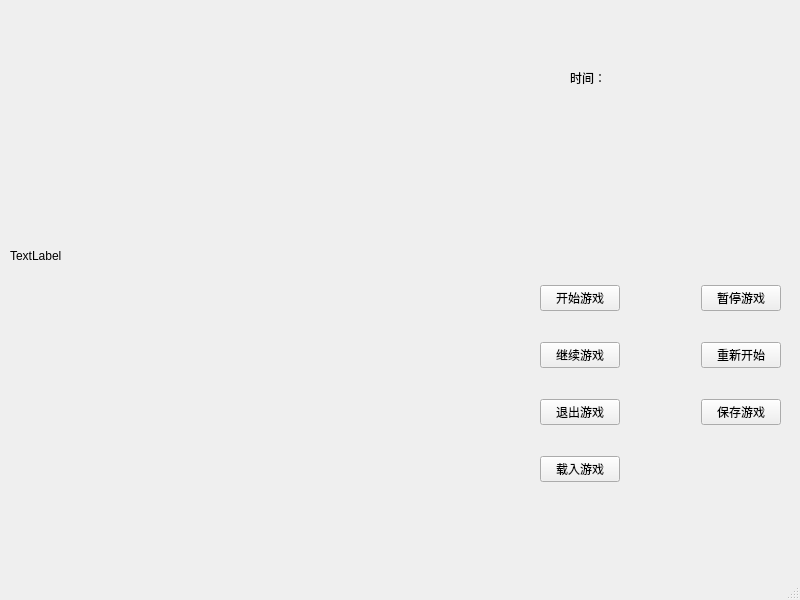
Before: the Qt Designer form mainwindow.ui in Liang08/2020_Qt, drawn with Qt 5.
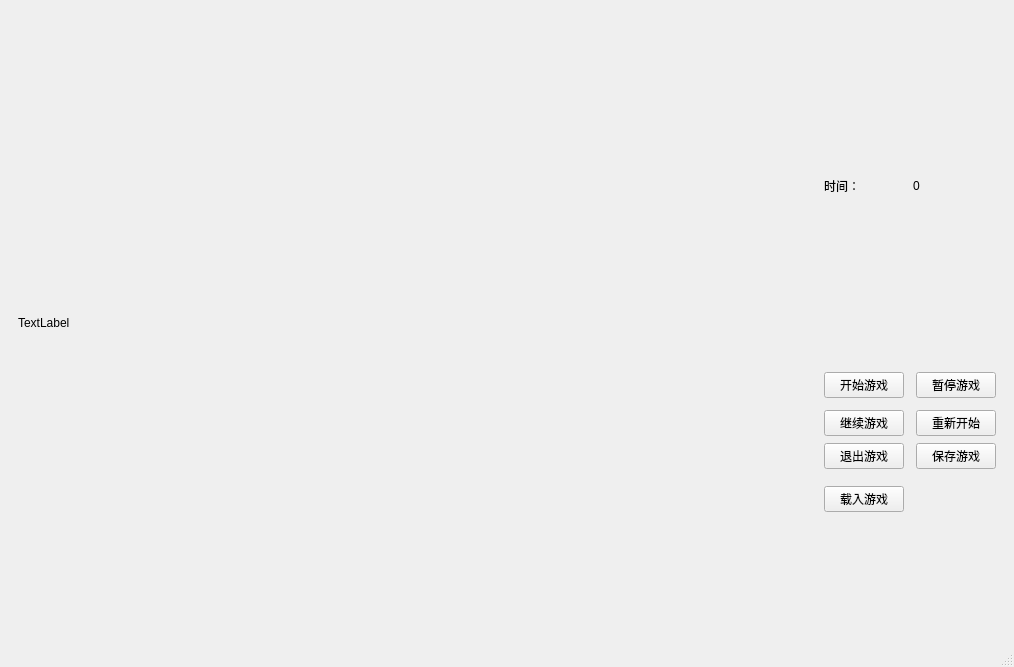
After: the same form once the commit is applied.

What changed in the file:
```diff
--- a/mainwindow.ui
+++ b/mainwindow.ui
@@ -6,32 +6,97 @@
    <rect>
     <x>0</x>
     <y>0</y>
-    <width>800</width>
-    <height>600</height>
+    <width>1014</width>
+    <height>667</height>
    </rect>
   </property>
   <property name="windowTitle">
    <string>MainWindow</string>
   </property>
   <widget class="QWidget" name="centralwidget">
+   <layout class="QGridLayout" name="gridLayout_4">
+    <item row="1" column="1">
+     <widget class="QWidget" name="widget_3" native="true">
+      <layout class="QGridLayout" name="gridLayout_3">
+       <item row="0" column="1">
+        <widget class="QLabel" name="timeLabel">
+         <property name="text">
+          <string>0</string>
+         </property>
+        </widget>
+       </item>
+       <item row="0" column="0">
+        <widget class="QLabel" name="label_2">
+         <property name="text">
+          <string>时间：</string>
+         </property>
+        </widget>
+       </item>
+      </layout>
+     </widget>
+    </item>
+    <item row="2" column="1">
+     <spacer name="verticalSpacer">
+      <property name="orientation">
+       <enum>Qt::Vertical</enum>
+      </property>
+      <property name="sizeHint" stdset="0">
+       <size>
+        <width>20</width>
+        <height>176</height>
+       </size>
+      </property>
+     </spacer>
+    </item>
+    <item row="0" column="0" rowspan="5">
+     <widget class="QWidget" name="widget_2" native="true">
+      <property name="minimumSize">
+       <size>
+        <width>800</width>
+        <height>600</height>
+       </size>
+      </property>
+      <layout class="QGridLayout" name="gridLayout_2">
+       <item row="0" column="0">
+        <widget class="QLabel" name="label">
+         <property name="text">
+          <string>TextLabel</string>
+         </property>
+        </widget>
+       </item>
+      </layout>
+     </widget>
+    </item>
+    <item row="0" column="1">
+     <spacer name="verticalSpacer_3">
+      <property name="orientation">
+       <enum>Qt::Vertical</enum>
+      </property>
+      <property name="sizeHint" stdset="0">
+       <size>
+        <width>20</width>
+        <height>176</height>
+       </size>
+      </property>
+     </spacer>
+    </item>
+    <item row="4" column="1">
+     <spacer name="verticalSpacer_2">
+      <property name="orientation">
+       <enum>Qt::Vertical</enum>
+      </property>
+      <property name="sizeHint" stdset="0">
+       <size>
+        <width>20</width>
+        <height>115</height>
+       </size>
+      </property>
+     </spacer>
+    </item>
+    <item row="3" column="1">
    <widget class="QWidget" name="widget" native="true">
-    <property name="geometry">
-     <rect>
-      <x>540</x>
-      <y>260</y>
-      <width>241</width>
-      <height>251</height>
-     </rect>
-    </property>
     <layout class="QGridLayout" name="gridLayout">
-     <item row="0" column="0">
-      <widget class="QPushButton" name="startButton">
-       <property name="text">
-        <string>开始游戏</string>
-       </property>
-      </widget>
-     </item>
-     <item row="0" column="1">
+       <item row="2" column="2">
       <spacer name="horizontalSpacer">
        <property name="orientation">
         <enum>Qt::Horizontal</enum>
@@ -44,48 +109,41 @@
        </property>
       </spacer>
      </item>
-     <item row="0" column="2">
-      <widget class="QPushButton" name="stopButton">
+       <item row="5" column="2">
+        <spacer name="horizontalSpacer_2">
+         <property name="orientation">
+          <enum>Qt::Horizontal</enum>
+         </property>
+         <property name="sizeHint" stdset="0">
+          <size>
+           <width>20</width>
+           <height>20</height>
+          </size>
+         </property>
+        </spacer>
+       </item>
+       <item row="11" column="0" colspan="2">
+        <widget class="QPushButton" name="loadButton">
        <property name="text">
-        <string>暂停游戏</string>
+          <string>载入游戏</string>
        </property>
       </widget>
      </item>
-     <item row="1" column="0">
+       <item row="5" column="0" colspan="2">
       <widget class="QPushButton" name="continueButton">
        <property name="text">
         <string>继续游戏</string>
        </property>
       </widget>
      </item>
-     <item row="1" column="1">
-      <spacer name="horizontalSpacer_2">
-       <property name="orientation">
-        <enum>Qt::Horizontal</enum>
-       </property>
-       <property name="sizeHint" stdset="0">
-        <size>
-         <width>20</width>
-         <height>20</height>
-        </size>
-       </property>
-      </spacer>
-     </item>
-     <item row="1" column="2">
-      <widget class="QPushButton" name="restartButton">
+       <item row="2" column="0" colspan="2">
+        <widget class="QPushButton" name="startButton">
        <property name="text">
-        <string>重新开始</string>
+          <string>开始游戏</string>
        </property>
       </widget>
      </item>
-     <item row="2" column="0">
-      <widget class="QPushButton" name="exitButton">
-       <property name="text">
-        <string>退出游戏</string>
-       </property>
-      </widget>
-     </item>
-     <item row="2" column="1">
+       <item row="8" column="2" rowspan="2">
       <spacer name="horizontalSpacer_3">
        <property name="orientation">
         <enum>Qt::Horizontal</enum>
@@ -98,64 +156,103 @@
        </property>
       </spacer>
      </item>
-     <item row="2" column="2">
+       <item row="8" column="3">
       <widget class="QPushButton" name="saveButton">
        <property name="text">
         <string>保存游戏</string>
        </property>
       </widget>
      </item>
-     <item row="3" column="0">
-      <widget class="QPushButton" name="loadButton">
+       <item row="8" column="0" colspan="2">
+        <widget class="QPushButton" name="exitButton">
        <property name="text">
-        <string>载入游戏</string>
+          <string>退出游戏</string>
        </property>
       </widget>
      </item>
-    </layout>
-   </widget>
-   <widget class="QWidget" name="widget_2" native="true">
-    <property name="geometry">
-     <rect>
-      <x>10</x>
-      <y>30</y>
-      <width>511</width>
-      <height>451</height>
-     </rect>
-    </property>
-    <layout class="QGridLayout" name="gridLayout_2">
-     <item row="0" column="0">
-      <widget class="QLabel" name="label">
+       <item row="7" column="0">
+        <spacer name="verticalSpacer_5">
+         <property name="orientation">
+          <enum>Qt::Vertical</enum>
+         </property>
+         <property name="sizeHint" stdset="0">
+          <size>
+           <width>20</width>
+           <height>6</height>
+          </size>
+         </property>
+        </spacer>
+       </item>
+       <item row="4" column="0">
+        <spacer name="verticalSpacer_4">
+         <property name="orientation">
+          <enum>Qt::Vertical</enum>
+         </property>
+         <property name="sizeHint" stdset="0">
+          <size>
+           <width>20</width>
+           <height>10</height>
+          </size>
+         </property>
+        </spacer>
+       </item>
+       <item row="10" column="0">
+        <spacer name="verticalSpacer_6">
+         <property name="orientation">
+          <enum>Qt::Vertical</enum>
+         </property>
+         <property name="sizeHint" stdset="0">
+          <size>
+           <width>20</width>
+           <height>9</height>
+          </size>
+         </property>
+        </spacer>
+       </item>
+       <item row="2" column="3">
+        <widget class="QPushButton" name="stopButton">
        <property name="text">
-        <string>TextLabel</string>
+          <string>暂停游戏</string>
        </property>
       </widget>
      </item>
-    </layout>
-   </widget>
-   <widget class="QWidget" name="widget_3" native="true">
-    <property name="geometry">
-     <rect>
-      <x>560</x>
-      <y>40</y>
-      <width>181</width>
-      <height>121</height>
-     </rect>
-    </property>
-    <widget class="QLabel" name="label_2">
-     <property name="geometry">
-      <rect>
-       <x>10</x>
-       <y>30</y>
-       <width>58</width>
-       <height>16</height>
-      </rect>
-     </property>
-     <property name="text">
-      <string>时间：</string>
-     </property>
-    </widget>
-   </widget>
+       <item row="5" column="3">
+        <widget class="QPushButton" name="restartButton">
+         <property name="text">
+          <string>重新开始</string>
+         </property>
+        </widget>
+       </item>
+       <item row="1" column="0">
+        <spacer name="verticalSpacer_8">
+         <property name="orientation">
+          <enum>Qt::Vertical</enum>
+         </property>
+         <property name="sizeHint" stdset="0">
+          <size>
+           <width>20</width>
+           <height>6</height>
+          </size>
+         </property>
+        </spacer>
+       </item>
+       <item row="12" column="0">
+        <spacer name="verticalSpacer_7">
+         <property name="orientation">
+          <enum>Qt::Vertical</enum>
+         </property>
+         <property name="sizeHint" stdset="0">
+          <size>
+           <width>20</width>
+           <height>28</height>
+          </size>
+         </property>
+        </spacer>
+       </item>
+      </layout>
+     </widget>
+    </item>
+   </layout>
   </widget>
   <widget class="QMenuBar" name="menubar">
    <property name="geometry">
```
Left out of the diff: 4 changed lines with no effect on the pictures. Lines whose indentation alone changed are shown as unchanged.
